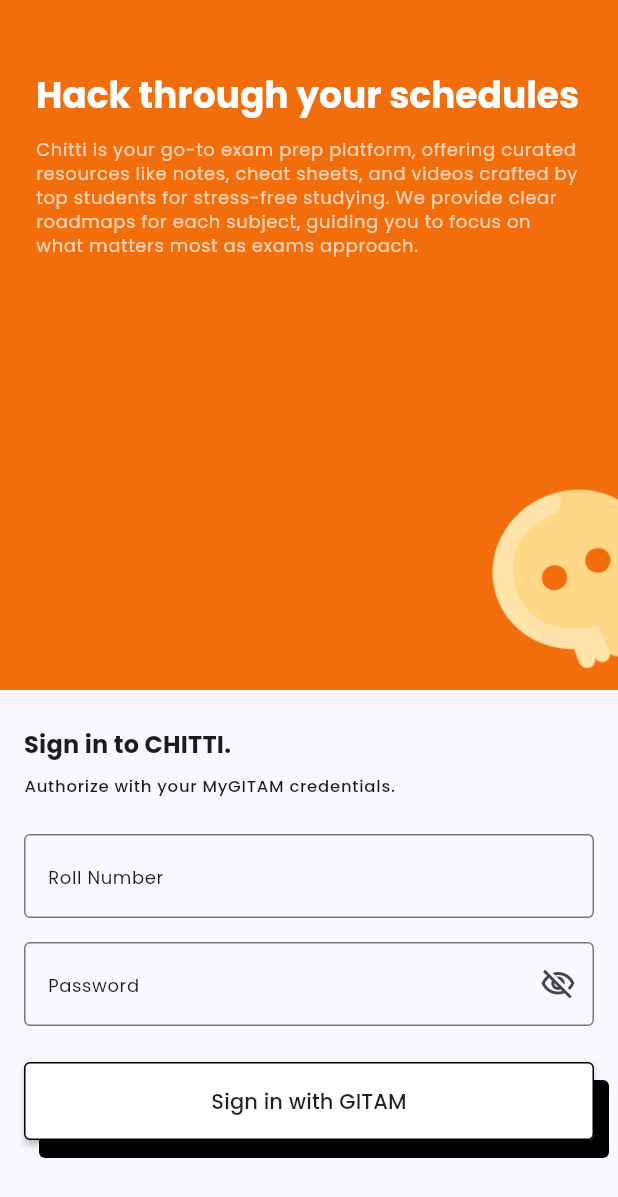
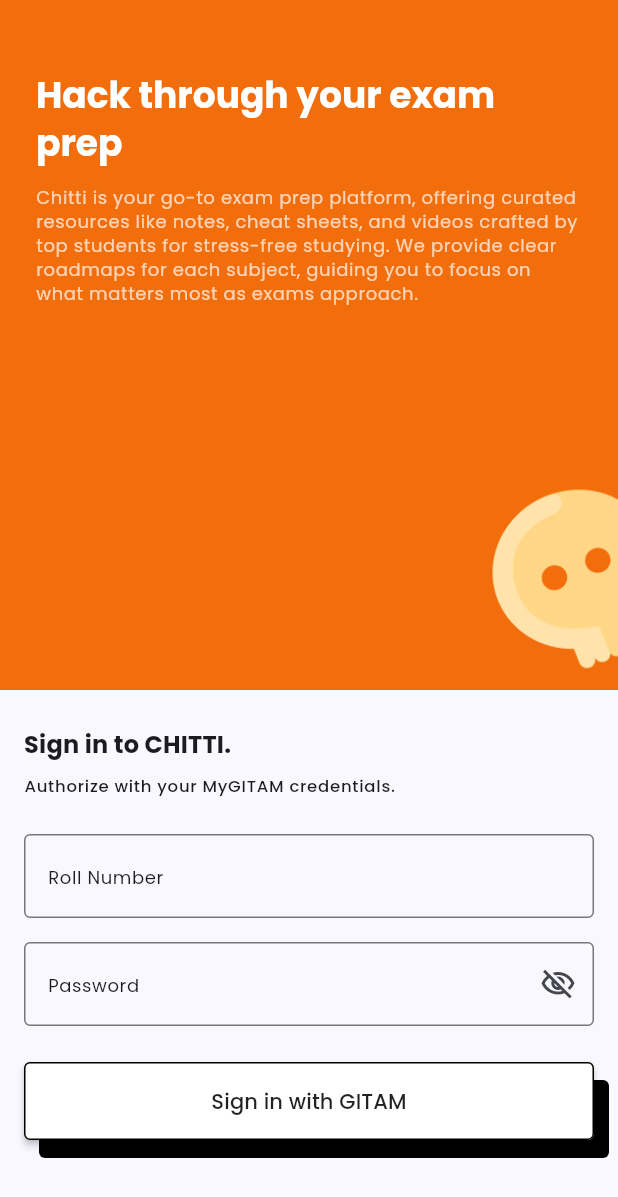
Before and after one commit to TheAnanta/chitti-app, a Flutter app: the screen it shows after launch, on a phone screen of 412 x 824 dp. Shown: the top 1197 px of the screen. Run offline on Flutter 3.47's test engine with Material 3 defaults, Android fonts, the phone set to English and light mode, and no system bars; our stand-ins replace device_info_plus, firebase_auth, firebase_core, firebase_messaging, flutter_svg, google_fonts and 3 more; missing offline and left inert: flutter_inappwebview, fvp, no_screenshot, pdfrx, razorpay_flutter; accounts and stored records are empty.

```diff
--- a/lib/login_screen.dart
+++ b/lib/login_screen.dart
@@ -73,7 +73,7 @@
                                           CrossAxisAlignment.start,
                                       children: [
                                         Text(
-                                          "Hack through your schedules",
+                                          "Hack through your exam prep",
                                           style: Theme.of(context)
                                               .textTheme
                                               .headlineMedium
@@ -135,7 +135,7 @@
                                                   CrossAxisAlignment.start,
                                               children: [
                                                 Text(
-                                                  "Hack through your schedules",
+                                                  "Hack through your exam prep",
                                                   style: Theme.of(context)
                                                       .textTheme
                                                       .headlineSmall
```
